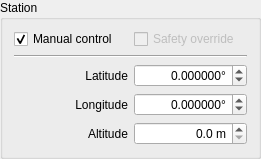
Qt form widgets/qstation.ui (AMOS-uniba/amos-client) before a commit.
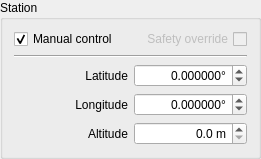
The same form after that commit.

What changed in the file:
```diff
--- a/widgets/qstation.ui
+++ b/widgets/qstation.ui
@@ -91,6 +91,9 @@
        <verstretch>0</verstretch>
       </sizepolicy>
      </property>
+     <property name="layoutDirection">
+      <enum>Qt::RightToLeft</enum>
+     </property>
      <property name="text">
       <string>Safety override</string>
      </property>
```
